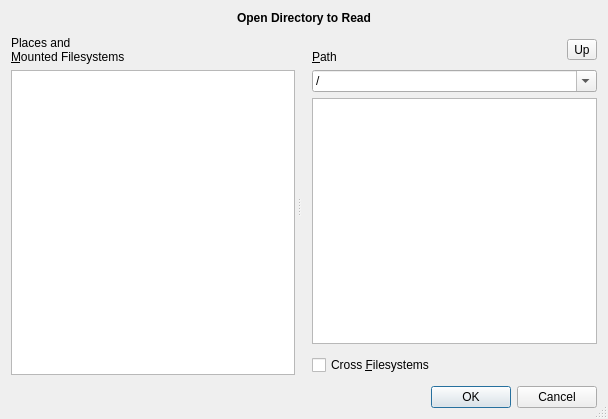
Old version of the form src/open-dir-dialog.ui in the repository shundhammer/qdirstat.
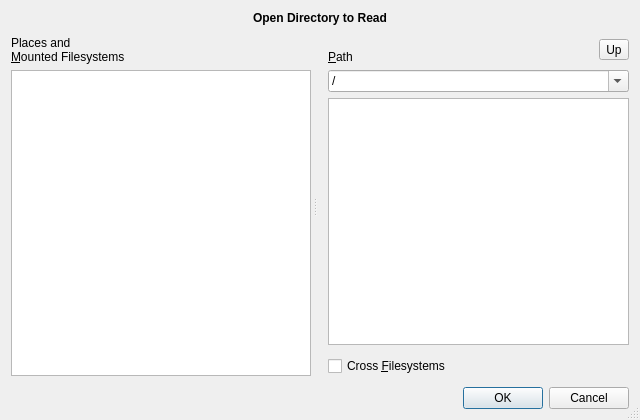
New version of the form. Icons and pictures are not drawn. Custom widgets are drawn as their Qt base class.

Commit message: Don't set the same path multiple times

```diff
--- a/src/open-dir-dialog.ui
+++ b/src/open-dir-dialog.ui
@@ -6,8 +6,8 @@
    <rect>
     <x>0</x>
     <y>0</y>
-    <width>608</width>
-    <height>419</height>
+    <width>640</width>
+    <height>420</height>
    </rect>
   </property>
   <property name="windowTitle">
```
The commit also changes 2 other files.
